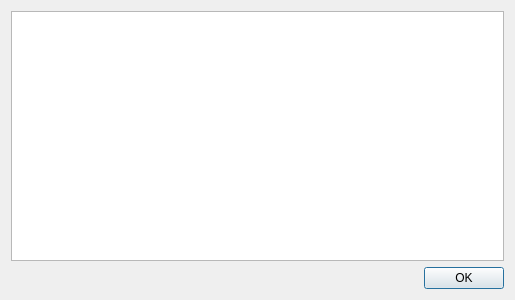
Qt form src/View/Printer/ProcedurePrintSelectDialog.ui (thefinalcutbg/DinoDent) before a commit.
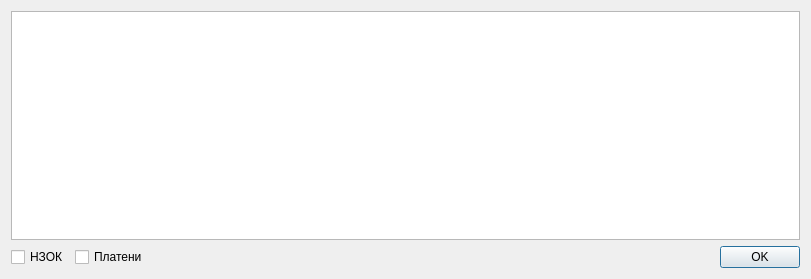
The same form after that commit. Custom widgets are drawn as their Qt base class.

Commit message: ProcedureSelectDialog with checkboxes

```diff
--- a/src/View/Printer/ProcedurePrintSelectDialog.ui
+++ b/src/View/Printer/ProcedurePrintSelectDialog.ui
@@ -6,8 +6,8 @@
    <rect>
     <x>0</x>
     <y>0</y>
-    <width>515</width>
-    <height>300</height>
+    <width>811</width>
+    <height>279</height>
    </rect>
   </property>
   <property name="windowTitle">
@@ -19,6 +19,20 @@
    </item>
    <item>
     <layout class="QHBoxLayout" name="horizontalLayout">
+     <item>
+      <widget class="QCheckBox" name="checkBox">
+       <property name="text">
+        <string>НЗОК</string>
+       </property>
+      </widget>
+     </item>
+     <item>
+      <widget class="QCheckBox" name="checkBox_2">
+       <property name="text">
+        <string>Платени</string>
+       </property>
+      </widget>
+     </item>
      <item>
       <spacer name="horizontalSpacer">
        <property name="orientation">
```
The commit also changes 10 other files.
